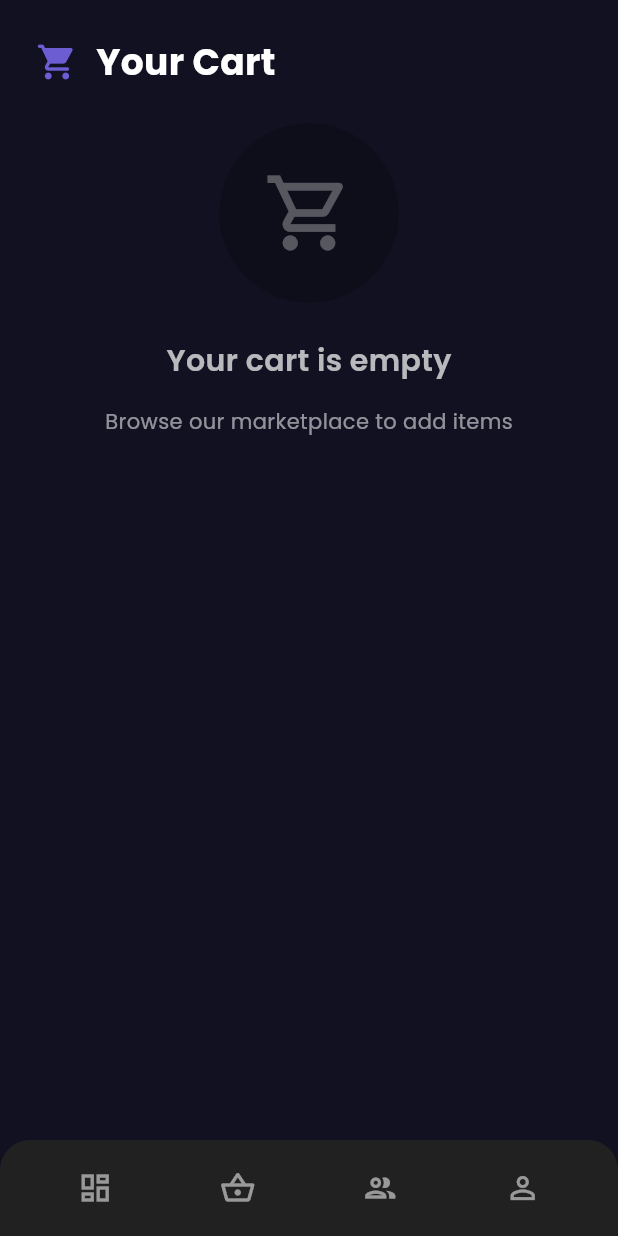
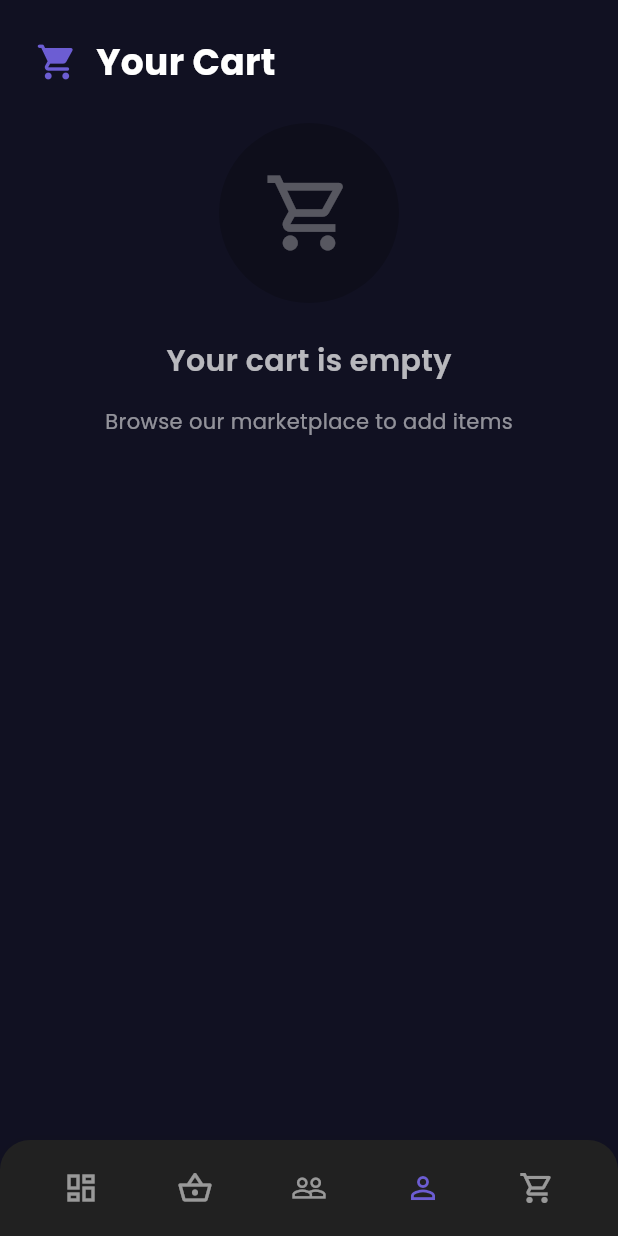
Before and after one commit to Im-bad-at-coding-bruhh/BlinkConnect-Agr, a Flutter app: the CartScreen screen opened directly with empty values, on a phone screen of 412 x 824 dp. Run offline on Flutter 3.47's test engine with Material 3 defaults, Android fonts, the phone set to English and light mode, and no system bars; our stand-ins replace device_preview, font_awesome_flutter, google_fonts, image_picker, shared_preferences; accounts and stored records are empty.

Commit message:
first commit

```diff
--- a/lib/Pages/cart_screen.dart
+++ b/lib/Pages/cart_screen.dart
@@ -111,12 +111,15 @@ class _CartScreenState extends State<CartScreen> {
   Widget build(BuildContext context) {
     final themeProvider = Provider.of<ThemeProvider>(context);
     final isDarkMode = themeProvider.isDarkMode;
-    final cartService = Provider.of<cart_service.CartService>(context);
 
+    return Consumer<cart_service.CartService>(
+      builder: (context, cartService, child) {
         return Scaffold(
           backgroundColor: isDarkMode ? const Color(0xFF111122) : Colors.white,
           body: _buildBody(isDarkMode, cartService),
           bottomNavigationBar: _isSmallScreen ? _buildBottomBar(isDarkMode) : null,
+        );
+      },
     );
   }
 
@@ -223,7 +226,7 @@ class _CartScreenState extends State<CartScreen> {
           _buildNavItem(1, Icons.shopping_basket_rounded, 'Marketplace'),
           _buildNavItem(2, Icons.people_rounded, 'Community'),
           _buildNavItem(3, Icons.person_rounded, 'Profile'),
-          const Spacer(),
+          _buildNavItem(4, Icons.shopping_cart_rounded, 'Cart'),
         ],
       ),
     );
@@ -279,6 +282,7 @@ class _CartScreenState extends State<CartScreen> {
   }
 
   Widget _buildBottomBar(bool isDarkMode) {
+    final cartService = Provider.of<cart_service.CartService>(context);
     return Container(
       decoration: BoxDecoration(
         color: isDarkMode ? Colors.grey[900] : Colors.white,
@@ -297,81 +301,92 @@ class _CartScreenState extends State<CartScreen> {
             mainAxisAlignment: MainAxisAlignment.spaceAround,
             children: [
               IconButton(
-                onPressed: () {
-                  Navigator.pushReplacement(
-                    context,
-                    MaterialPageRoute(
-                      builder: (context) => widget.isFarmer
-                          ? DashboardScreen(
-                              isFarmer: widget.isFarmer,
-                              isVerified: widget.isVerified,
-                            )
-                          : BuyerDashboardScreen(
-                              isFarmer: widget.isFarmer,
-                              isVerified: widget.isVerified,
-                            ),
-                    ),
-                  );
-                },
+                onPressed: () => _onItemTapped(0),
                 icon: Icon(
                   Icons.dashboard_outlined,
-                  color: isDarkMode ? Colors.white54 : Colors.grey[400],
+                  color: _selectedIndex == 0
+                      ? const Color(0xFF6C5DD3)
+                      : isDarkMode
+                          ? Colors.white54
+                          : Colors.grey[400],
                   size: 24,
                 ),
               ),
               IconButton(
-                onPressed: () {
-                  Navigator.pushReplacement(
-                    context,
-                    MaterialPageRoute(
-                      builder: (context) => MarketplaceScreen(
-                        isFarmer: widget.isFarmer,
-                        isVerified: widget.isVerified,
-                      ),
-                    ),
-                  );
-                },
+                onPressed: () => _onItemTapped(1),
                 icon: Icon(
                   Icons.shopping_basket_outlined,
-                  color: isDarkMode ? Colors.white54 : Colors.grey[400],
+                  color: _selectedIndex == 1
+                      ? const Color(0xFF6C5DD3)
+                      : isDarkMode
+                          ? Colors.white54
+                          : Colors.grey[400],
                   size: 24,
                 ),
               ),
               IconButton(
-                onPressed: () {
-                  Navigator.pushReplacement(
-                    context,
-                    MaterialPageRoute(
-                      builder: (context) => CommunityScreen(
-                        isFarmer: widget.isFarmer,
-                        isVerified: widget.isVerified,
-                      ),
-                    ),
-                  );
-                },
+                onPressed: () => _onItemTapped(2),
                 icon: Icon(
-                  Icons.people_outlined,
-                  color: isDarkMode ? Colors.white54 : Colors.grey[400],
+                  Icons.people_outline,
+                  color: _selectedIndex == 2
+                      ? const Color(0xFF6C5DD3)
+                      : isDarkMode
+                          ? Colors.white54
+                          : Colors.grey[400],
                   size: 24,
                 ),
               ),
               IconButton(
-                onPressed: () {
-                  Navigator.pushReplacement(
-                    context,
-                    MaterialPageRoute(
-                      builder: (context) => ProfileScreen(
-                        isFarmer: widget.isFarmer,
-                        isVerified: widget.isVerified,
+                onPressed: () => _onItemTapped(3),
+                icon: Icon(
+                  Icons.person_outline,
+                  color: _selectedIndex == 3
+                      ? const Color(0xFF6C5DD3)
+                      : isDarkMode
+                          ? Colors.white54
+                          : Colors.grey[400],
+                  size: 24,
                 ),
               ),
-                  );
-                },
+              Stack(
+                children: [
+                  IconButton(
+                    onPressed: () => _onItemTapped(4),
                     icon: Icon(
-                  Icons.person_outline,
-                  color: isDarkMode ? Colors.white54 : Colors.grey[400],
+                      Icons.shopping_cart_outlined,
+                      color: _selectedIndex == 4
+                          ? const Color(0xFF6C5DD3)
+                          : isDarkMode
+                              ? Colors.white54
+                              : Colors.grey[400],
                       size: 24,
                     ),
+                  ),
+                  if (cartService.items.isNotEmpty)
+                    Positioned(
+                      right: 0,
+                      top: 0,
+                      child: Container(
+                        padding: const EdgeInsets.all(4),
+                        decoration: BoxDecoration(
+                          color: Colors.red,
+                          borderRadius: BorderRadius.circular(10),
+                        ),
+                        constraints: const BoxConstraints(
+                          minWidth: 16,
+                          minHeight: 16,
+                        ),
+                        child: Text(
+                          '${cartService.items.length}',
+                          style: const TextStyle(
+                            color: Colors.white,
+                            fontSize: 10,
+                          ),
+                          textAlign: TextAlign.center,
+                        ),
+                      ),
+                    ),
+                ],
               ),
             ],
           ),
@@ -524,19 +539,11 @@ class _CartScreenState extends State<CartScreen> {
                             : Colors.white.withOpacity(0.3),
                         borderRadius: BorderRadius.circular(12),
                       ),
-                      child: ClipRRect(
-                        borderRadius: BorderRadius.circular(12),
-                        child: Image.asset(
-                          item.image,
-                          height: 60,
-                          fit: BoxFit.contain,
-                          errorBuilder: (context, error, stackTrace) {
-                            return Icon(
-                              Icons.image_not_supported_outlined,
+                      child: Center(
+                        child: Icon(
+                          Icons.image,
                           size: 40,
                           color: isDarkMode ? Colors.white30 : Colors.black26,
-                            );
-                          },
                         ),
                       ),
                     ),
@@ -559,7 +566,8 @@ class _CartScreenState extends State<CartScreen> {
                             item.seller,
                             style: GoogleFonts.poppins(
                               fontSize: 14,
-                              color: isDarkMode ? Colors.white70 : Colors.black54,
+                              color:
+                                  isDarkMode ? Colors.white70 : Colors.black54,
                             ),
                           ),
                           const SizedBox(height: 8),
@@ -609,7 +617,7 @@ class _CartScreenState extends State<CartScreen> {
                                     ),
                                   ),
                                   Container(
-                                    constraints: const BoxConstraints(
+                                    constraints: BoxConstraints(
                                       maxWidth: 50,
                                     ),
                                     padding: const EdgeInsets.symmetric(
@@ -618,9 +626,15 @@ class _CartScreenState extends State<CartScreen> {
                                     ),
                                     decoration: BoxDecoration(
                                       color: isDarkMode
-                                          ? Colors.black.withOpacity(0.3)
-                                          : Colors.white.withOpacity(0.3),
-                                      borderRadius: BorderRadius.circular(8),
+                                          ? Colors.black.withOpacity(
+                                              0.3,
+                                            )
+                                          : Colors.white.withOpacity(
+                                              0.3,
+                                            ),
+                                      borderRadius: BorderRadius.circular(
+                                        8,
+                                      ),
                                     ),
                                     child: Text(
                                       '${item.quantity} kg',
@@ -665,9 +679,9 @@ class _CartScreenState extends State<CartScreen> {
                     onPressed: () {
                       cartService.removeItem(item.name);
                     },
-                    icon: const Icon(Icons.close, color: Colors.red, size: 20),
+                    icon: Icon(Icons.close, color: Colors.red, size: 20),
                     padding: EdgeInsets.zero,
-                    constraints: const BoxConstraints(),
+                    constraints: BoxConstraints(),
                   ),
                 ),
               ],
```
Lines whose indentation alone changed are shown as unchanged.
